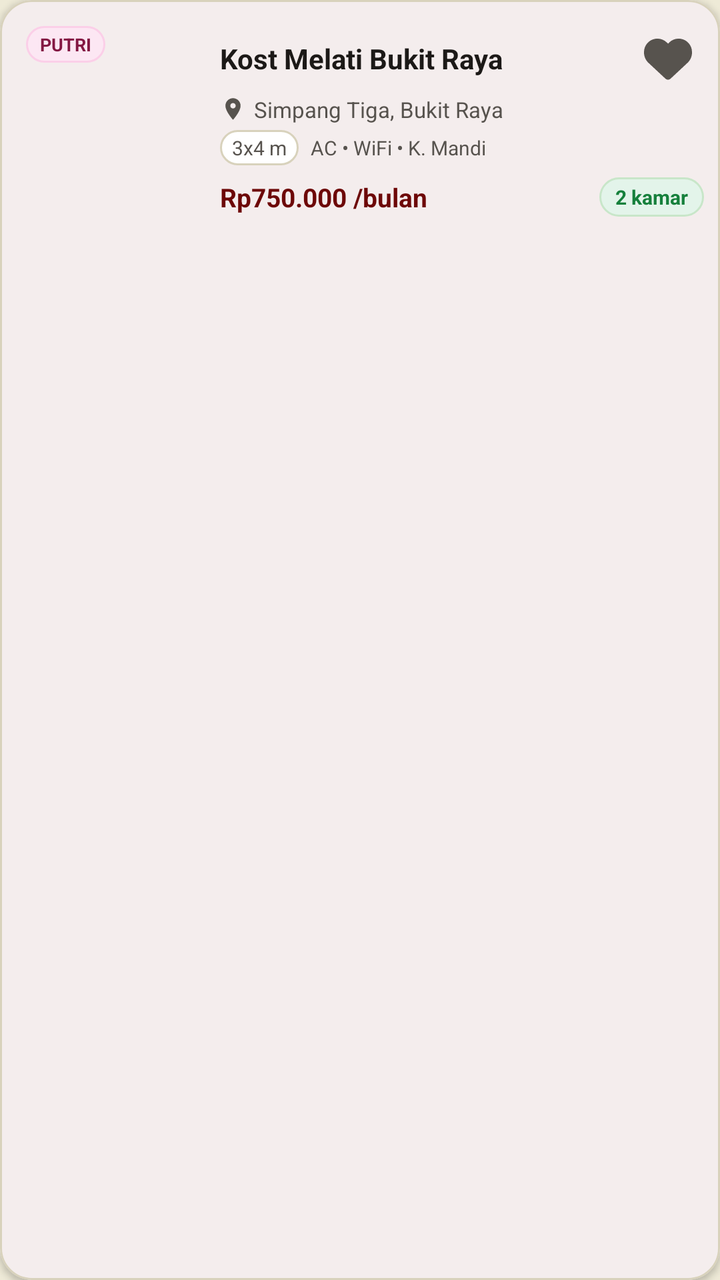
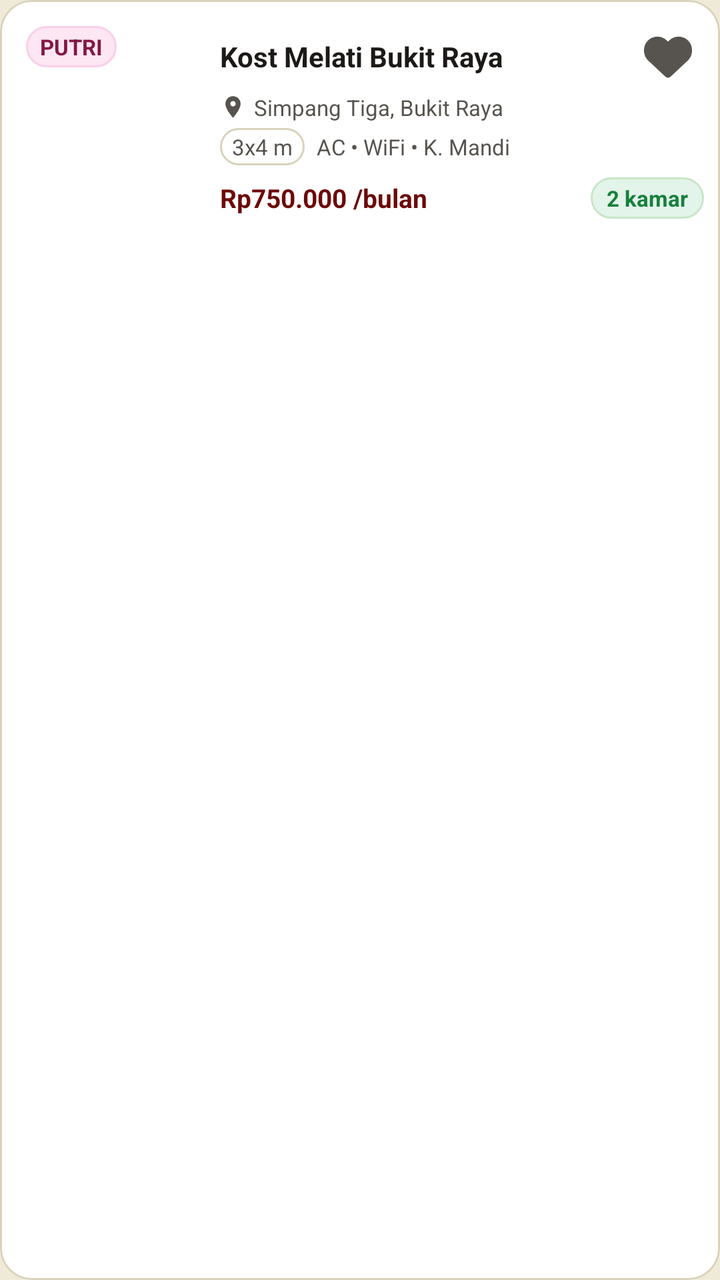

Two renders of the same Android screen: before a commit and after it. Below are the layout's source before the change and the commit's diff.
<!-- AndroidManifest.xml: application theme Theme.CariKostKita -->
<!-- res/layout/item_kost_card.xml -->
<?xml version="1.0" encoding="utf-8"?>
<com.google.android.material.card.MaterialCardView xmlns:android="http://schemas.android.com/apk/res/android"
    xmlns:app="http://schemas.android.com/apk/res-auto"
    android:id="@+id/card_kost_root"
    android:layout_width="match_parent"
    android:layout_height="wrap_content"
    android:layout_marginHorizontal="16dp"
    android:layout_marginVertical="6dp"
    app:cardBackgroundColor="@color/surface"
    app:cardCornerRadius="16dp"
    app:cardElevation="2dp"
    app:strokeColor="@color/border_subtle"
    app:strokeWidth="1dp">

    <LinearLayout
        android:layout_width="match_parent"
        android:layout_height="wrap_content"
        android:orientation="horizontal"
        android:padding="8dp">

        
        <FrameLayout
            android:layout_width="92dp"
            android:layout_height="104dp">

            
            <com.google.android.material.imageview.ShapeableImageView
                android:id="@+id/iv_kost_thumbnail"
                android:layout_width="92dp"
                android:layout_height="104dp"
                android:contentDescription="Foto Kost"
                android:scaleType="centerCrop"
                app:shapeAppearanceOverlay="@style/ShapeAppearance.CariKostKita.ThumbRadius14" />

            
            <LinearLayout
                android:id="@+id/layout_thumb_placeholder"
                android:layout_width="92dp"
                android:layout_height="104dp"
                android:background="@drawable/bg_thumb_placeholder"
                android:gravity="center"
                android:orientation="vertical"
                android:padding="6dp"
                android:visibility="gone">

                <ImageView
                    android:layout_width="22dp"
                    android:layout_height="22dp"
                    android:contentDescription="Placeholder"
                    android:src="@drawable/ic_nav_home"
                    app:tint="@color/placeholder_icon" />

                <TextView
                    android:layout_width="wrap_content"
                    android:layout_height="wrap_content"
                    android:layout_marginTop="3dp"
                    android:gravity="center"
                    android:text="Foto belum\ntersedia"
                    android:textColor="@color/placeholder_text"
                    android:textSize="9sp" />
            </LinearLayout>

            
            <TextView
                android:id="@+id/tv_badge_tipe"
                android:layout_width="wrap_content"
                android:layout_height="wrap_content"
                android:layout_gravity="top|start"
                android:layout_margin="5dp"
                android:background="@drawable/bg_badge_putri"
                android:paddingHorizontal="7dp"
                android:paddingVertical="3dp"
                android:text="PUTRI"
                android:textColor="@color/badge_putri"
                android:textSize="9sp"
                android:textStyle="bold" />

        </FrameLayout>

        
        <LinearLayout
            android:layout_width="0dp"
            android:layout_height="104dp"
            android:layout_marginStart="10dp"
            android:layout_weight="1"
            android:gravity="center_vertical"
            android:orientation="vertical">

            
            <LinearLayout
                android:layout_width="match_parent"
                android:layout_height="wrap_content"
                android:gravity="center_vertical"
                android:orientation="horizontal">

                <TextView
                    android:id="@+id/tv_kost_name"
                    android:layout_width="0dp"
                    android:layout_height="wrap_content"
                    android:layout_weight="1"
                    android:ellipsize="end"
                    android:maxLines="1"
                    android:text="Kost Melati Bukit Raya"
                    android:textColor="@color/text_primary"
                    android:textSize="14sp"
                    android:textStyle="bold" />

                <ImageButton
                    android:id="@+id/btn_favorite_toggle"
                    android:layout_width="36dp"
                    android:layout_height="36dp"
                    android:background="?attr/selectableItemBackgroundBorderless"
                    android:contentDescription="Simpan Favorit"
                    android:padding="6dp"
                    android:scaleType="fitCenter"
                    android:src="@drawable/ic_heart_outline" />
            </LinearLayout>

            
            <LinearLayout
                android:layout_width="match_parent"
                android:layout_height="wrap_content"
                android:gravity="center_vertical"
                android:orientation="horizontal">

                <ImageView
                    android:layout_width="13dp"
                    android:layout_height="13dp"
                    android:contentDescription="Lokasi"
                    android:src="@drawable/ic_location_pin"
                    app:tint="@color/text_secondary" />

                <TextView
                    android:id="@+id/tv_kost_location"
                    android:layout_width="0dp"
                    android:layout_height="wrap_content"
                    android:layout_marginStart="4dp"
                    android:layout_weight="1"
                    android:ellipsize="end"
                    android:maxLines="1"
                    android:text="Simpang Tiga, Bukit Raya"
                    android:textColor="@color/text_secondary"
                    android:textSize="11sp" />
            </LinearLayout>

            
            <LinearLayout
                android:layout_width="match_parent"
                android:layout_height="wrap_content"
                android:layout_marginTop="3dp"
                android:gravity="center_vertical"
                android:orientation="horizontal">

                <TextView
                    android:id="@+id/tv_kost_room_specs"
                    android:layout_width="wrap_content"
                    android:layout_height="wrap_content"
                    android:background="@drawable/bg_badge_kategori_unselected"
                    android:paddingHorizontal="6dp"
                    android:paddingVertical="2dp"
                    android:text="3x4 m"
                    android:textColor="@color/text_secondary"
                    android:textSize="10sp" />

                <TextView
                    android:id="@+id/tv_kost_facilities"
                    android:layout_width="0dp"
                    android:layout_height="wrap_content"
                    android:layout_marginStart="6dp"
                    android:layout_weight="1"
                    android:ellipsize="end"
                    android:maxLines="1"
                    android:text="AC • WiFi • K. Mandi"
                    android:textColor="@color/text_secondary"
                    android:textSize="10sp" />
            </LinearLayout>

            
            <LinearLayout
                android:layout_width="match_parent"
                android:layout_height="wrap_content"
                android:layout_marginTop="6dp"
                android:gravity="center_vertical"
                android:orientation="horizontal">

                <TextView
                    android:id="@+id/tv_kost_price"
                    android:layout_width="0dp"
                    android:layout_height="wrap_content"
                    android:layout_weight="1"
                    android:text="Rp750.000 /bulan"
                    android:textColor="@color/primary"
                    android:textSize="13sp"
                    android:textStyle="bold" />

                
                <TextView
                    android:id="@+id/tv_kost_status"
                    android:layout_width="wrap_content"
                    android:layout_height="wrap_content"
                    android:background="@drawable/bg_pill_tersedia"
                    android:paddingHorizontal="8dp"
                    android:paddingVertical="3dp"
                    android:text="2 kamar"
                    android:textColor="@color/status_tersedia"
                    android:textSize="10sp"
                    android:textStyle="bold" />
            </LinearLayout>

        </LinearLayout>
    </LinearLayout>

</com.google.android.material.card.MaterialCardView>
<!-- resources referenced by this layout -->
<resources>
  <color name="badge_putri">#831843</color>
  <color name="border_subtle">#D8D2BC</color>
  <color name="placeholder_icon">#6D0808</color>
  <color name="placeholder_text">#620808</color>
  <color name="primary">#6D0808</color>
  <color name="status_tersedia">#16803C</color>
  <color name="surface">#FFFFFF</color>
  <color name="text_primary">#1C1917</color>
  <color name="text_secondary">#57534E</color>
  <!-- drawable bg_badge_kategori_unselected (drawable) -->
  <?xml version="1.0" encoding="utf-8"?>
  <shape xmlns:android="http://schemas.android.com/apk/res/android"
      android:shape="rectangle">
      <solid android:color="@color/surface" />
      <stroke
          android:width="1dp"
          android:color="@color/border" />
      <corners android:radius="20dp" />
  </shape>
  <!-- drawable bg_badge_putri (drawable) -->
  <?xml version="1.0" encoding="utf-8"?>
  <shape xmlns:android="http://schemas.android.com/apk/res/android">
      <solid android:color="@color/badge_putri_soft" />
      <stroke android:width="1dp" android:color="#FBCFE8" />
      <corners android:radius="99dp" />
  </shape>
  <!-- drawable bg_pill_tersedia (drawable) -->
  <?xml version="1.0" encoding="utf-8"?>
  <shape xmlns:android="http://schemas.android.com/apk/res/android">
      <solid android:color="@color/status_tersedia_soft" />
      <stroke android:width="1dp" android:color="#C8E6C9" />
      <corners android:radius="99dp" />
  </shape>
  <!-- drawable bg_thumb_placeholder (drawable) -->
  <?xml version="1.0" encoding="utf-8"?>
  <shape xmlns:android="http://schemas.android.com/apk/res/android"
      android:shape="rectangle">
      <solid android:color="@color/placeholder_bg" />
      <corners android:radius="14dp" />
  </shape>
  <!-- drawable ic_heart_outline (drawable) -->
  <vector xmlns:android="http://schemas.android.com/apk/res/android"
      android:width="24dp"
      android:height="24dp"
      android:viewportWidth="512"
      android:viewportHeight="512">
      <path
          android:fillColor="@color/text_secondary"
          android:pathData="M244,84L256,96 268,84c32.6,-32.6 79,-47.5 124.6,-39.9C461.5,55.6 512,115.2 512,185.1v5.8c0,41.5 -17.2,81.2 -47.6,109.5L283.7,469.1c-7.5,7 -17.4,10.9 -27.7,10.9s-20.2,-3.9 -27.7,-10.9L47.6,300.4C17.2,272.1 0,232.4 0,190.9v-5.8c0,-69.9 50.5,-129.5 119.4,-141C165,36.5 211.4,51.4 244,84zm-48,72c-26.5,0 -48,21.5 -48,48 0,8.8 -7.2,16 -16,16s-16,-7.2 -16,-16c0,-44.2 35.8,-80 80,-80 8.8,0 16,7.2 16,16s-7.2,16 -16,16z"/>
  </vector>
  <!-- drawable ic_location_pin (drawable) -->
  <vector xmlns:android="http://schemas.android.com/apk/res/android"
      android:width="24dp"
      android:height="24dp"
      android:viewportWidth="24"
      android:viewportHeight="24">
      <path
          android:fillColor="@color/primary"
          android:pathData="M12,2C8.13,2 5,5.13 5,9c0,5.25 7,13 7,13s7,-7.75 7,-13c0,-3.87 -3.13,-7 -7,-7zm0,9.5c-1.38,0 -2.5,-1.12 -2.5,-2.5s1.12,-2.5 2.5,-2.5 2.5,1.12 2.5,2.5 -1.12,2.5 -2.5,2.5z"/>
  </vector>
  <!-- drawable ic_nav_home (drawable) -->
  <vector xmlns:android="http://schemas.android.com/apk/res/android"
      android:width="24dp"
      android:height="24dp"
      android:viewportWidth="24"
      android:viewportHeight="24">
      <path
          android:fillColor="@color/text_primary"
          android:pathData="M10,20v-6h4v6h5v-8h3L12,3 2,12h3v8z"/>
  </vector>
  <style name="ShapeAppearance.CariKostKita.ThumbRadius14" parent="">
          <item name="cornerSize">14dp</item>
      </style>
  <color name="border">#D8D2BC</color>
  <color name="badge_putri_soft">#FCE7F3</color>
  <color name="status_tersedia_soft">#E3F4EA</color>
  <color name="placeholder_bg">#F4EFE0</color>
  <color name="primary_dark">#620808</color>
  <color name="on_primary">#EEEAD7</color>
  <color name="primary_soft">#F4EFE0</color>
  <color name="background">#EEEAD7</color>
  <!-- unchanged entries left out for length: 1 -->
</resources>

<!-- the commit's change to res/layout/item_kost_card.xml (unified diff, before → after) -->
@@ -8,7 +8,7 @@
     android:layout_marginVertical="6dp"
     app:cardBackgroundColor="@color/surface"
     app:cardCornerRadius="16dp"
-    app:cardElevation="2dp"
+    app:cardElevation="0dp"
     app:strokeColor="@color/border_subtle"
     app:strokeWidth="1dp">
 
@@ -57,7 +57,7 @@
                     android:gravity="center"
                     android:text="Foto belum\ntersedia"
                     android:textColor="@color/placeholder_text"
-                    android:textSize="9sp" />
+                    android:textSize="11sp" />
             </LinearLayout>
 
             
@@ -72,7 +72,7 @@
                 android:paddingVertical="3dp"
                 android:text="PUTRI"
                 android:textColor="@color/badge_putri"
-                android:textSize="9sp"
+                android:textSize="11sp"
                 android:textStyle="bold" />
 
         </FrameLayout>
@@ -160,7 +160,7 @@
                     android:paddingVertical="2dp"
                     android:text="3x4 m"
                     android:textColor="@color/text_secondary"
-                    android:textSize="10sp" />
+                    android:textSize="11sp" />
 
                 <TextView
                     android:id="@+id/tv_kost_facilities"
@@ -172,7 +172,7 @@
                     android:maxLines="1"
                     android:text="AC • WiFi • K. Mandi"
                     android:textColor="@color/text_secondary"
-                    android:textSize="10sp" />
+                    android:textSize="11sp" />
             </LinearLayout>
 
             
@@ -203,7 +203,7 @@
                     android:paddingVertical="3dp"
                     android:text="2 kamar"
                     android:textColor="@color/status_tersedia"
-                    android:textSize="10sp"
+                    android:textSize="11sp"
                     android:textStyle="bold" />
             </LinearLayout>
 
